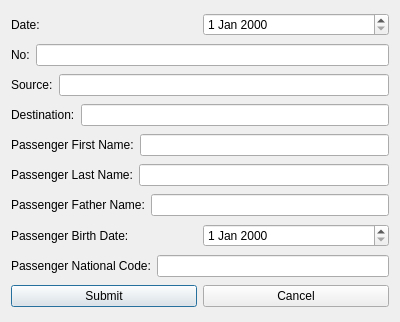
Before: the Qt Designer form MyProj/addticket.ui in shahabbadihi/airport_managementt, drawn with Qt 5.
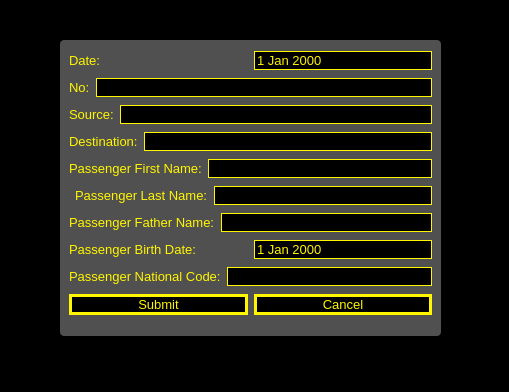
After: the same form once the commit is applied.

The edit to the form file:
```diff
--- a/MyProj/addticket.ui
+++ b/MyProj/addticket.ui
@@ -6,14 +6,68 @@
    <rect>
     <x>0</x>
     <y>0</y>
-    <width>400</width>
-    <height>322</height>
+    <width>509</width>
+    <height>392</height>
    </rect>
   </property>
   <property name="windowTitle">
    <string>Dialog</string>
   </property>
-  <layout class="QVBoxLayout" name="verticalLayout">
+  <property name="styleSheet">
+   <string notr="true">* {
+	font-size: 10pt;
+}
+
+QDialog {
+	
+	background-color: rgb(0, 0, 0);
+}
+
+QLabel {
+	color: rgb(255, 246, 0);
+}
+
+QLineEdit, QDateEdit {
+	color: rgb(255, 246, 0);
+	
+	background-color: rgb(0, 0, 0);
+	border: 1px solid #fff600;
+}
+
+QPushButton {
+	background-color: rgb(0, 0, 0);
+	color: rgb(255, 246, 0);
+	border: 3px solid #fff600;
+}
+
+QPushButton:hover {
+	background-color: #fff600;
+	color: black;
+}
+
+#frame_2 {
+	
+	background-color: rgb(255, 255, 255, 80);
+	border-radius: 4px;
+}
+</string>
+  </property>
+  <widget class="QFrame" name="frame_2">
+   <property name="geometry">
+    <rect>
+     <x>60</x>
+     <y>40</y>
+     <width>381</width>
+     <height>296</height>
+    </rect>
+   </property>
+   <property name="frameShape">
+    <enum>QFrame::StyledPanel</enum>
+   </property>
+   <property name="frameShadow">
+    <enum>QFrame::Raised</enum>
+   </property>
+   <layout class="QVBoxLayout" name="verticalLayout_2">
    <item>
     <layout class="QHBoxLayout" name="horizontalLayout">
      <item>
@@ -86,6 +140,16 @@
    </item>
    <item>
     <layout class="QHBoxLayout" name="horizontalLayout_5">
+      <item>
+       <widget class="QFrame" name="frame">
+        <property name="frameShape">
+         <enum>QFrame::StyledPanel</enum>
+        </property>
+        <property name="frameShadow">
+         <enum>QFrame::Raised</enum>
+        </property>
+       </widget>
+      </item>
      <item>
       <widget class="QLabel" name="lblPassFamily">
        <property name="text">
@@ -159,6 +223,7 @@
     </layout>
    </item>
   </layout>
+  </widget>
  </widget>
  <resources/>
  <connections/>
```
Lines whose indentation alone changed are shown as unchanged.
